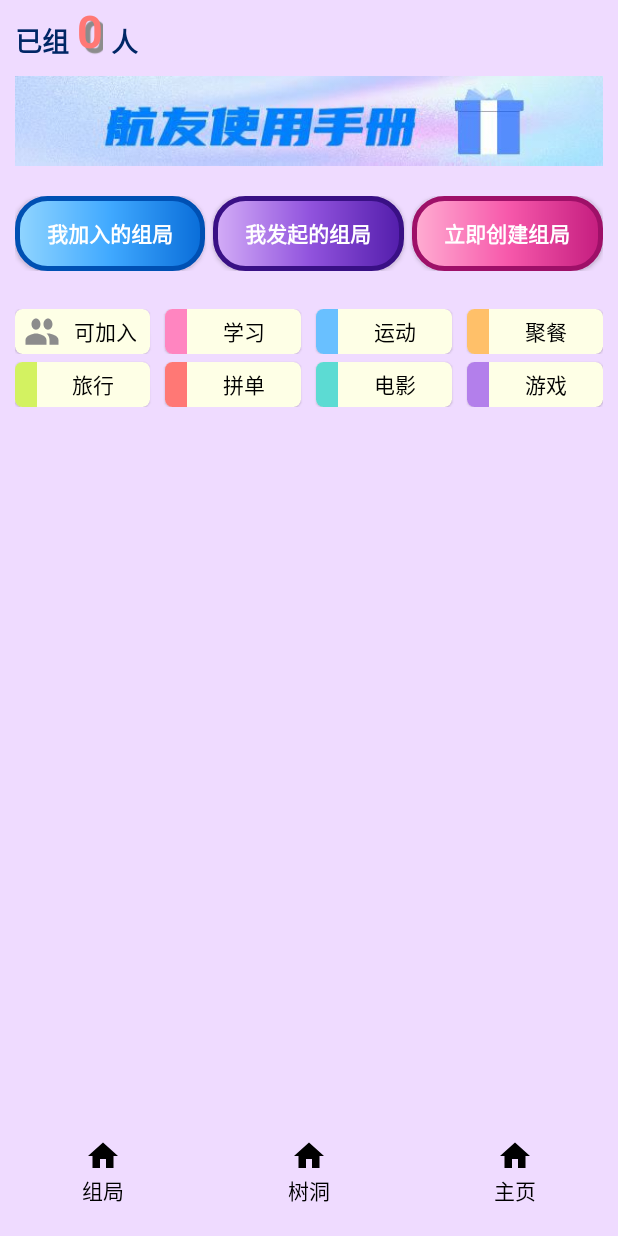
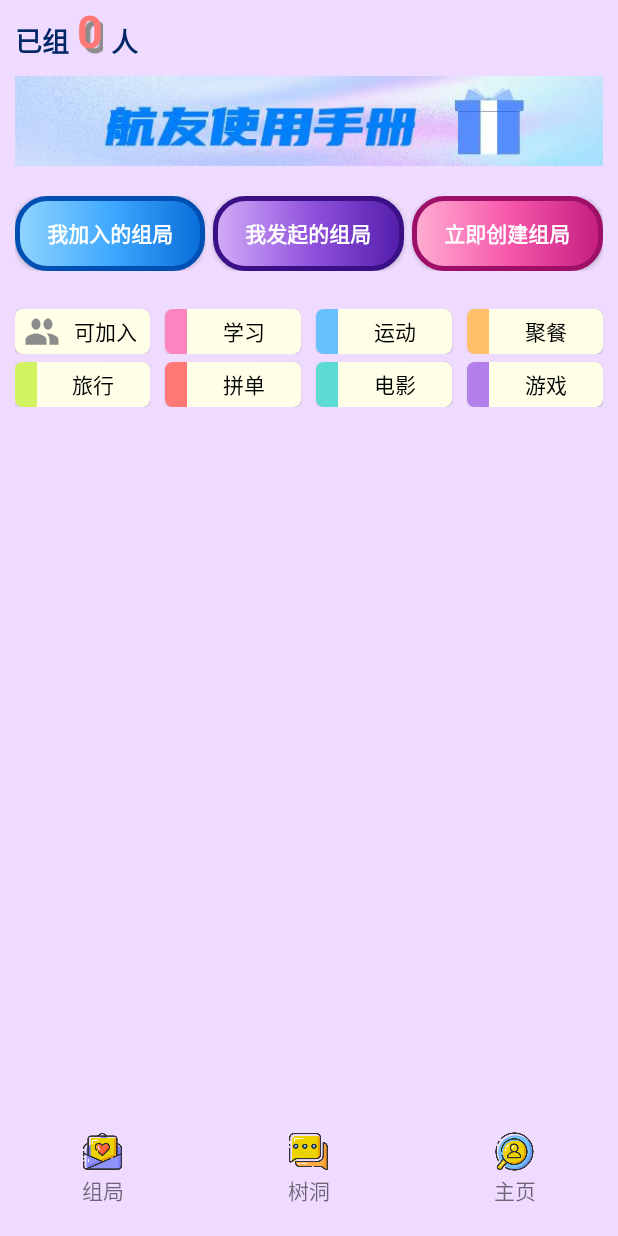
Before and after one commit to yufoo1/Hangyou, an Android app: the GroupActivity screen opened directly, with no data from a screen before it, on a phone screen of 412 x 824 dp. Run offline under Robolectric (Android 15) with nearby library versions, the phone set to English and light mode, and no system bars.

Commit message:
更换icon

```diff
--- a/app/src/main/java/com/example/hangyou/ui/group/GroupActivity.java
+++ b/app/src/main/java/com/example/hangyou/ui/group/GroupActivity.java
@@ -7,6 +7,7 @@ import android.os.Bundle;
 import android.view.View;
 import android.widget.Adapter;
 import android.widget.AdapterView;
+import android.widget.LinearLayout;
 import android.widget.ListView;
 import android.widget.RadioGroup;
 import android.widget.TextView;
@@ -44,22 +45,6 @@ public class GroupActivity extends AppCompatActivity{
         database.execSQL("create table if not exists user_group(id integer primary key autoincrement, groupName text, groupType text, groupInitiator text, groupDescription text, groupYear int, groupMonth int, groupDay int, groupMaleExpectedNum int, groupMaleNowNum int, groupFemaleExpectedNum int, groupFemaleNowNum int)");
         showTotalUser();
         showGroupCards();
-        RadioGroup mRadioGroup=findViewById(R.id.group_tabs);
-        mRadioGroup.setOnCheckedChangeListener((radioGroup, i) -> {
-            Intent intent = new Intent();
-            switch (i) {
-                case R.id.group_group:
-                    intent.setClass(GroupActivity.this, GroupActivity.class);
-                    break;
-                case R.id.group_tree_hole:
-                    intent.setClass(GroupActivity.this, TreeHoleActivity.class);
-                    break;
-                case R.id.group_home_page:
-                    intent.setClass(GroupActivity.this, HomePageActivity.class);
-                    break;
-            }
-            startActivity(intent);
-        });
     }
 
     private void retMyInBureau() {
@@ -82,6 +67,18 @@ public class GroupActivity extends AppCompatActivity{
         startActivity(intent);
     }
 
+    private void jumpToTreeHole() {
+        Intent intent = new Intent();
+        intent.setClass(GroupActivity.this, TreeHoleActivity.class);
+        startActivity(intent);
+    }
+
+    private void jumpToHomePage() {
+        Intent intent = new Intent();
+        intent.setClass(GroupActivity.this, HomePageActivity.class);
+        startActivity(intent);
+    }
+
     private void initClickListener() {
         findViewById(R.id.button_my_in_bureau).setOnClickListener(v -> retMyInBureau());
         findViewById(R.id.button_my_created_bureau).setOnClickListener(v -> retMyCreatedBureau());
@@ -95,6 +92,8 @@ public class GroupActivity extends AppCompatActivity{
         findViewById(R.id.cardView_buy).setOnClickListener(v -> showBuyGroup());
         findViewById(R.id.cardView_movie).setOnClickListener(v -> showMovieGroup());
         findViewById(R.id.cardView_game).setOnClickListener(v -> showGameGroup());
+        findViewById(R.id.group_tree_hole).setOnClickListener(v -> jumpToTreeHole());
+        findViewById(R.id.group_home_page).setOnClickListener(v -> jumpToHomePage());
     }
 
     private void showStudyGroup() {
--- a/app/src/main/res/layout/fragment_group.xml
+++ b/app/src/main/res/layout/fragment_group.xml
@@ -239,45 +239,77 @@
             app:layout_constraintVertical_bias="1.0"
             tools:layout_editor_absoluteX="0dp">
         </ListView>
-        <RadioGroup
-            android:id="@+id/group_tabs"
-            android:layout_width="fill_parent"
+        <LinearLayout
+            android:layout_width="match_parent"
             android:layout_height="0dp"
+            android:layout_gravity="bottom"
+            android:gravity="bottom"
             android:layout_weight="1"
-            android:gravity="bottom"
             android:orientation="horizontal"
             android:layout_marginBottom="20dp">
-            <RadioButton
+            <LinearLayout
+                android:layout_width="wrap_content"
+                android:layout_height="wrap_content"
                 android:id="@+id/group_group"
-                android:layout_width="0dp"
+                android:orientation="vertical"
+                android:layout_weight="1">
+                <ImageView
+                    android:layout_width="30dp"
+                    android:layout_height="30dp"
+                    android:layout_weight="1"
+                    android:layout_gravity="center"
+                    android:src="@drawable/group_icon">
+                </ImageView>
+                <TextView
+                    android:layout_width="wrap_content"
+                    android:layout_height="wrap_content"
+                    android:layout_weight="1"
+                    android:layout_gravity="center"
+                    android:text="组局">
+                </TextView>
+            </LinearLayout>
+            <LinearLayout
+                android:layout_width="wrap_content"
                 android:layout_height="wrap_content"
-                android:layout_weight="1"
-                android:button="@null"
-                android:checked="true"
-                android:drawableTop="@drawable/ic_home_black_24dp"
-                android:gravity="center"
-                android:paddingLeft="0dp"
-                android:text="组局" />
-            <RadioButton
                 android:id="@+id/group_tree_hole"
-                android:layout_width="0dp"
+                android:orientation="vertical"
+                android:layout_weight="1">
+                <ImageView
+                    android:layout_width="30dp"
+                    android:layout_height="30dp"
+                    android:layout_weight="1"
+                    android:layout_gravity="center"
+                    android:src="@drawable/tree_hole_icon">
+                </ImageView>
+                <TextView
+                    android:layout_width="wrap_content"
+                    android:layout_height="wrap_content"
+                    android:layout_weight="1"
+                    android:layout_gravity="center"
+                    android:text="树洞">
+                </TextView>
+            </LinearLayout>
+            <LinearLayout
+                android:layout_width="wrap_content"
                 android:layout_height="wrap_content"
-                android:layout_weight="1"
-                android:button="@null"
-                android:drawableTop="@drawable/ic_home_black_24dp"
-                android:gravity="center"
-                android:paddingLeft="0dp"
-                android:text="树洞" />
-            <RadioButton
                 android:id="@+id/group_home_page"
-                android:layout_width="0dp"
-                android:layout_height="wrap_content"
-                android:layout_weight="1"
-                android:button="@null"
-                android:drawableTop="@drawable/ic_home_black_24dp"
-                android:gravity="center"
-                android:paddingLeft="0dp"
-                android:text="主页" />
-        </RadioGroup>
+                android:orientation="vertical"
+                android:layout_weight="1">
+                <ImageView
+                    android:layout_width="30dp"
+                    android:layout_height="30dp"
+                    android:layout_weight="1"
+                    android:layout_gravity="center"
+                    android:src="@drawable/home_page_icon">
+                </ImageView>
+                <TextView
+                    android:layout_width="wrap_content"
+                    android:layout_height="wrap_content"
+                    android:layout_weight="1"
+                    android:layout_gravity="center"
+                    android:text="主页">
+                </TextView>
+            </LinearLayout>
+        </LinearLayout>
     </LinearLayout>
 </androidx.constraintlayout.widget.ConstraintLayout>
```
Also changed, not shown: app/src/main/java/com/example/hangyou/ui/home/HomePageActivity.java (+14 -16 lines), app/src/main/java/com/example/hangyou/ui/tree_hole/TreeHoleActivity.java (+15 -16 lines), app/src/main/res/layout/fragment_home_page.xml (+64 -34 lines), app/src/main/res/layout/fragment_tree_hole.xml (+65 -35 lines), app/src/main/res/drawable-v24/group_icon.png (added), app/src/main/res/drawable-v24/home_page_icon.png (added), app/src/main/res/drawable-v24/tree_hole_icon.png (added).
